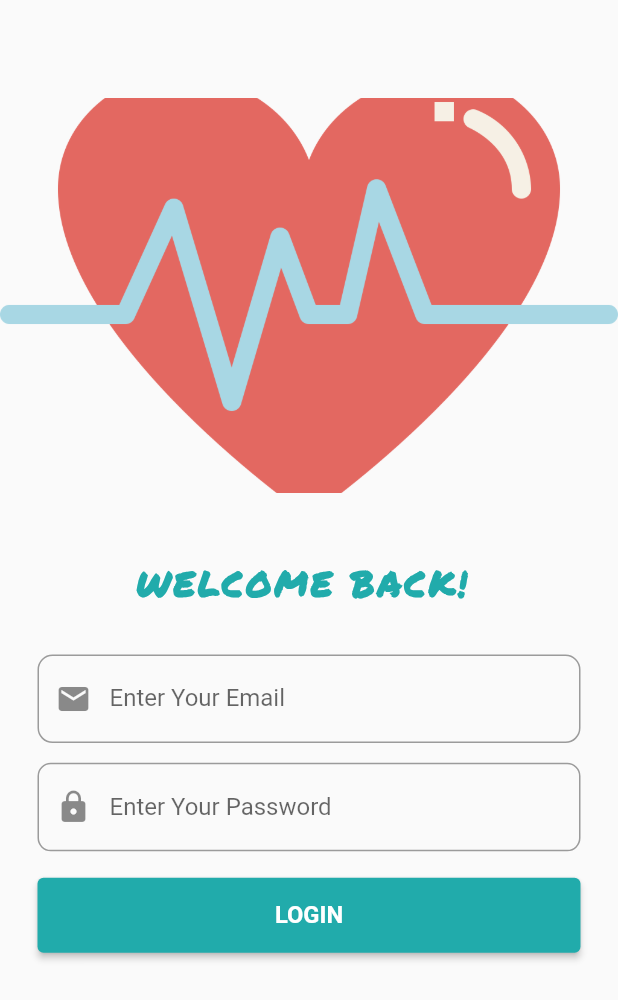
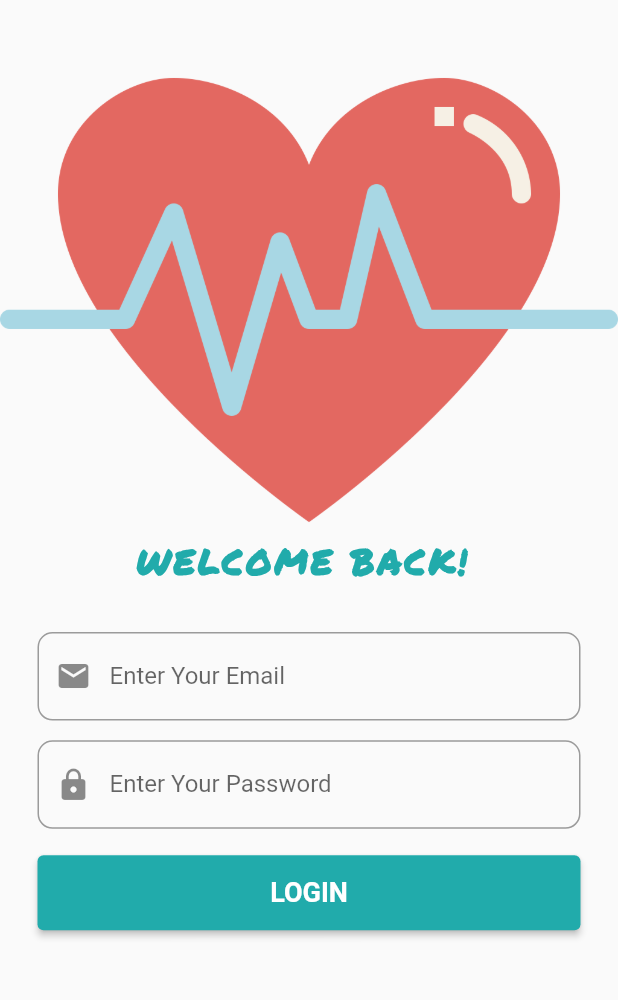
Before and after one commit to sahar-1998/e_lancer_b.doctor.app, a Flutter app: the LoginScreen screen opened by its route, on a phone screen of 412 x 824 dp. Shown: the top 1000 px of the screen. Run offline on Flutter 3.47's test engine with Material 2 defaults, Android fonts, the phone set to English and light mode, and no system bars; our stand-ins replace flutter_screenutil, flutter_svg, shared_preferences, sqflite; accounts and stored records are empty; generated files the repository leaves out were written again.

Commit message:
last_edit

```diff
--- a/lib/screens/additional_services_screen.dart
+++ b/lib/screens/additional_services_screen.dart
@@ -24,7 +24,7 @@ class _AdditionalServicesScreenState extends State<AdditionalServicesScreen> {
           decoration: BoxDecoration(
             borderRadius: BorderRadius.circular(50.r),
           ),
-          padding: const EdgeInsets.only(top: 10, right: 10),
+          padding: const EdgeInsets.only(top: 10, right: 0),
           child: Row(
             mainAxisAlignment: MainAxisAlignment.spaceAround,
             children: [
--- a/lib/screens/home_screen.dart
+++ b/lib/screens/home_screen.dart
@@ -61,10 +61,11 @@ class _HomeScreenState extends State<HomeScreen> {
         // child:
       ),
       floatingActionButton: FloatingActionButton(
+        backgroundColor: mainColor1,
         onPressed: () {
           Provider.of<LanguageProvider>(context,listen: false).changeLanguage();
         },
-        child: Icon(Icons.language),
+        child: Icon(Icons.language, color: kadd2,),
       ),
       body: GridView(
         padding: const EdgeInsets.only(top: 20),
--- a/lib/screens/login_screen.dart
+++ b/lib/screens/login_screen.dart
@@ -49,7 +49,7 @@ class _LoginScreenState extends State<LoginScreen> {
       //   ),
       // ),
       body: ListView(
-        padding: const EdgeInsets.only(top: 65),
+        padding: const EdgeInsets.only(top: 50),
         children: [
           Stack(
             children: [
@@ -57,7 +57,7 @@ class _LoginScreenState extends State<LoginScreen> {
                 'assets/h.png',
                 fit: BoxFit.cover,
                 width: double.infinity,
-                height: 300.h,
+                height: 300,
               ),
               Container(
                 padding: const EdgeInsets.only(
@@ -128,7 +128,7 @@ class _LoginScreenState extends State<LoginScreen> {
                       // fillColor: kBlue,
                       // filled: true,
                       border: OutlineInputBorder(
-                        borderRadius: BorderRadius.circular(10.0.r),
+                        borderRadius: BorderRadius.circular(10.0),
                       ),
                       labelText: AppLocalizations.of(context)!.password
                     ),
@@ -136,10 +136,9 @@ class _LoginScreenState extends State<LoginScreen> {
                    SizedBox(
                     height: 20.h,
                   ),
-                  Container(
-                    child: ElevatedButton(
+                  ElevatedButton(
                     style: ElevatedButton.styleFrom(
-                        minimumSize: const Size(double.infinity, 50),
+                      minimumSize:  Size(double.infinity, 50),
                       primary: mainColor1,
                     ),
                     onPressed: () {
@@ -151,10 +150,9 @@ class _LoginScreenState extends State<LoginScreen> {
                     child:  Text(
                       AppLocalizations.of(context)!.login,
                       style: TextStyle(
-                          fontSize: 18.sp,
+                        fontSize: 18,
                         fontWeight: FontWeight.bold,
                         color: kWhite,
-                        ),
                       ),
                     ),
                   ),
```
Also changed, not shown: lib/l10n/app_ar.arb (+7 -7 lines). Lines whose indentation alone changed are shown as unchanged.
